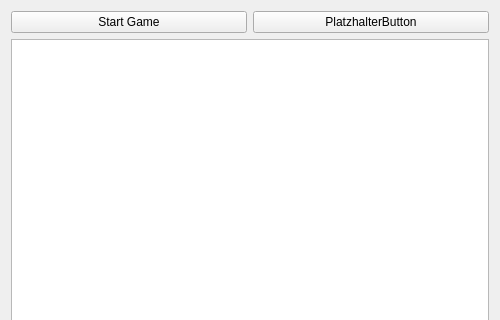
The window that mainwindow.ui (Rhagnur/BelegReversi) describes before a commit, drawn with Qt 5; both pictures show x 0 to 500 and y 0 to 320 of the 500 by 600 pixel window.
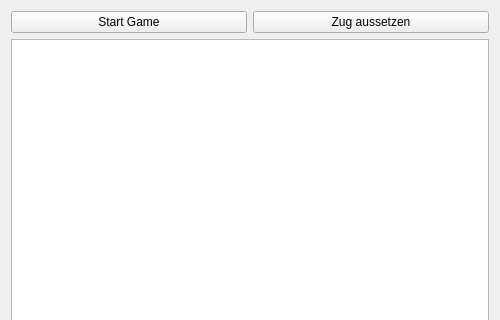
The same window after the commit.

Commit message:
zug aussetzen eingebaut
- gibt nun funktion um zug auszusetzen, wenn man keine möglichkeiten hat
- momentan testweise über platzhalterButton

Diff of the .ui file:
```diff
--- a/mainwindow.ui
+++ b/mainwindow.ui
@@ -38,7 +38,7 @@
         <item>
          <widget class="QPushButton" name="pushButton_2">
           <property name="text">
-           <string>PlatzhalterButton</string>
+           <string>Zug aussetzen</string>
           </property>
          </widget>
         </item>
```
The commit also changes 4 other files.
